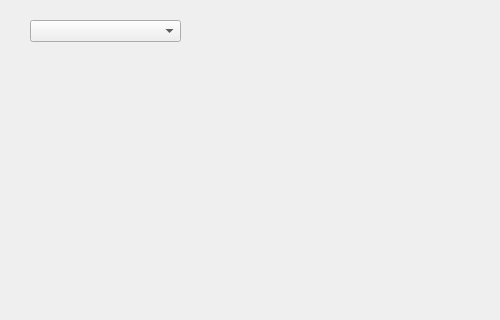
This is MainWindows.ui in kisbi3/Stock_Kiwoom as Qt 5 draws it before an edit; both pictures show x 0 to 500 and y 0 to 320 of the 800 by 600 pixel window. The edited form follows.
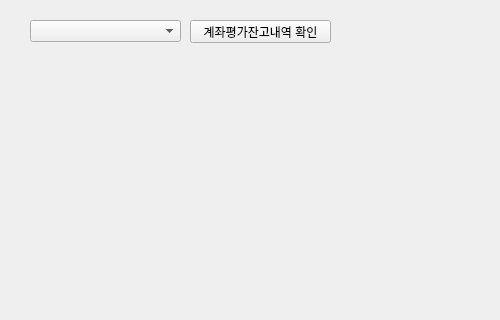
This is the edited form.

What changed in the file:
```diff
--- a/MainWindows.ui
+++ b/MainWindows.ui
@@ -24,6 +24,19 @@
      </rect>
     </property>
    </widget>
+   <widget class="QPushButton" name="call_account">
+    <property name="geometry">
+     <rect>
+      <x>190</x>
+      <y>20</y>
+      <width>141</width>
+      <height>23</height>
+     </rect>
+    </property>
+    <property name="text">
+     <string>계좌평가잔고내역 확인</string>
+    </property>
+   </widget>
   </widget>
   <widget class="QMenuBar" name="menubar">
    <property name="geometry">
```
